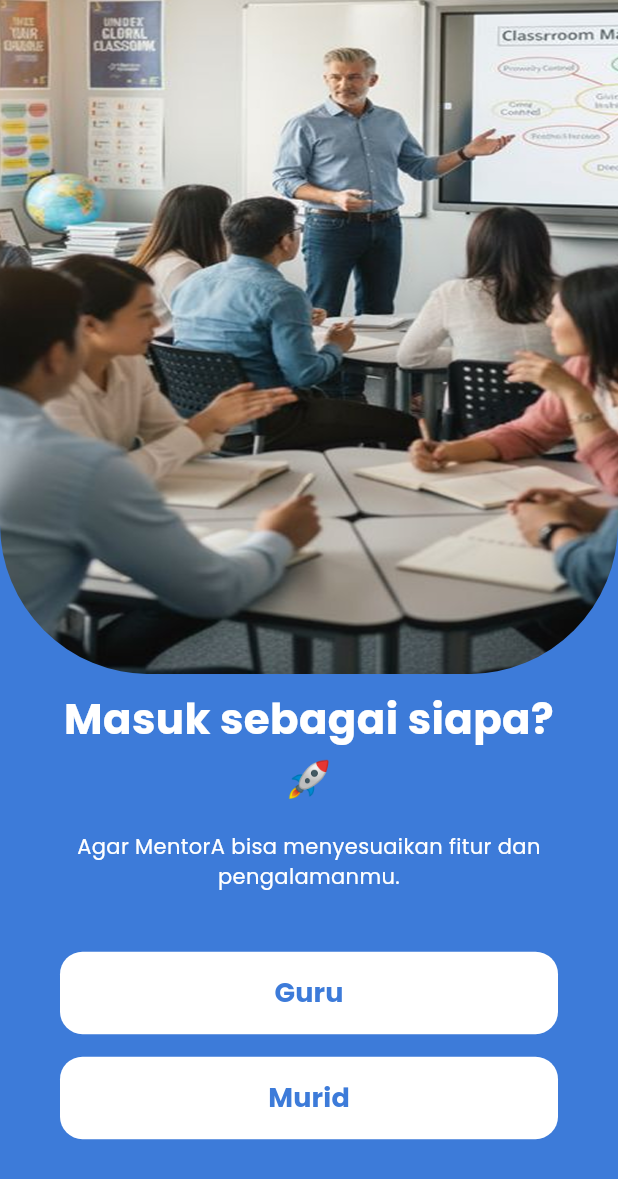
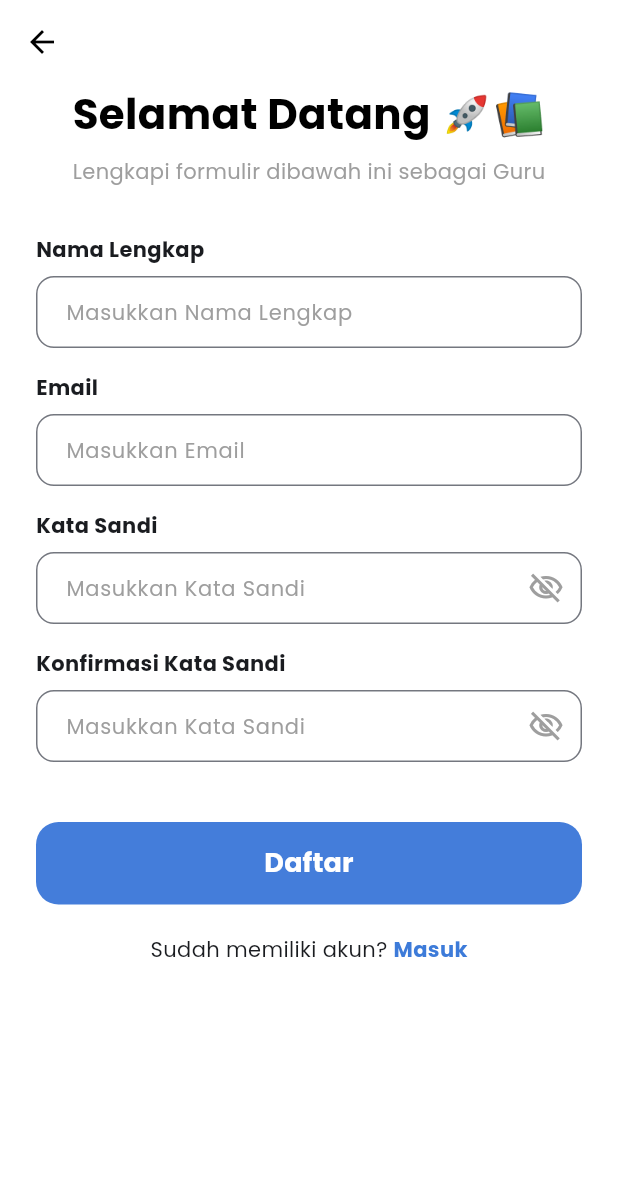
Before and after one commit to restuzaki/MentorA, a Flutter app: the ChoiceScreen screen opened directly, after a tap on "Guru", on a phone screen of 412 x 824 dp. Shown: the top 1179 px of the screen. Run offline on Flutter 3.47's test engine with Material 3 defaults, Android fonts, the phone set to English and light mode, and no system bars; our stand-ins replace shared_preferences, video_player; accounts and stored records are empty.

Commit message:
add page login and register

```diff
--- a/lib/screen/choice_screen.dart
+++ b/lib/screen/choice_screen.dart
@@ -1,4 +1,5 @@
 import 'package:flutter/material.dart';
+import 'package:mentor_a/screen/register_screen.dart';
 import 'package:mentor_a/style/custom_color.dart';
 import 'package:mentor_a/widget/custom_button.dart';
 
@@ -57,7 +58,13 @@ class ChoiceScreen extends StatelessWidget {
                   CustomChoiceButton(
                     text: "Guru",
                     onPressed: () {
-                      print("Login sebagai Guru");
+                      Navigator.push(
+                        context,
+                        MaterialPageRoute(
+                          builder: (context) =>
+                              const RegisterScreen(role: "Guru"),
+                        ),
+                      );
                     },
                   ),
 
@@ -66,7 +73,13 @@ class ChoiceScreen extends StatelessWidget {
                   CustomChoiceButton(
                     text: "Murid",
                     onPressed: () {
-                      print("Login sebagai Murid");
+                      Navigator.push(
+                        context,
+                        MaterialPageRoute(
+                          builder: (context) =>
+                              const RegisterScreen(role: "Murid"),
+                        ),
+                      );
                     },
                   ),
                   const Spacer(flex: 1),
--- /dev/null
+++ b/lib/screen/register_screen.dart
@@ -0,0 +1,209 @@
+import 'package:flutter/material.dart';
+import 'package:mentor_a/screen/login_screen.dart';
+import 'package:mentor_a/style/custom_color.dart';
+import 'package:mentor_a/widget/custom_button.dart';
+
+class RegisterScreen extends StatefulWidget {
+  final String role;
+
+  const RegisterScreen({super.key, required this.role});
+
+  @override
+  State<RegisterScreen> createState() => _RegisterScreenState();
+}
+
+class _RegisterScreenState extends State<RegisterScreen> {
+  // --- CONTROLLER DITARUH DI SINI AGAR TEKS TIDAK HILANG ---
+  final TextEditingController _nameController = TextEditingController();
+  final TextEditingController _emailController = TextEditingController();
+  final TextEditingController _passwordController = TextEditingController();
+  final TextEditingController _confirmPasswordController =
+      TextEditingController();
+
+  bool _obscurePassword = true;
+  bool _obscureConfirmPassword = true;
+
+  @override
+  void dispose() {
+    _nameController.dispose();
+    _emailController.dispose();
+    _passwordController.dispose();
+    _confirmPasswordController.dispose();
+    super.dispose();
+  }
+
+  @override
+  Widget build(BuildContext context) {
+    return Scaffold(
+      backgroundColor: Colors.white,
+      appBar: AppBar(
+        backgroundColor: Colors.white,
+        elevation: 0,
+        scrolledUnderElevation: 0,
+        surfaceTintColor: Colors.transparent,
+        leading: IconButton(
+          icon: const Icon(Icons.arrow_back, color: Colors.black),
+          onPressed: () => Navigator.pop(context),
+        ),
+      ),
+      body: SingleChildScrollView(
+        padding: const EdgeInsets.symmetric(horizontal: 24),
+        child: Column(
+          crossAxisAlignment: CrossAxisAlignment.start,
+          children: [
+            // Header
+            Center(
+              child: Column(
+                children: [
+                  const Text(
+                    "Selamat Datang 🚀📚",
+                    style: TextStyle(
+                      fontSize: 28,
+                      fontWeight: FontWeight.bold,
+                      color: Colors.black,
+                    ),
+                  ),
+                  const SizedBox(height: 8),
+                  Text(
+                    "Lengkapi formulir dibawah ini sebagai ${widget.role}",
+                    style: const TextStyle(fontSize: 14, color: Colors.grey),
+                  ),
+                ],
+              ),
+            ),
+            const SizedBox(height: 32),
+
+            // Form Fields
+            _buildLabel("Nama Lengkap"),
+            _buildTextField(_nameController, "Masukkan Nama Lengkap"),
+
+            const SizedBox(height: 16),
+            _buildLabel("Email"),
+            _buildTextField(
+              _emailController,
+              "Masukkan Email",
+              keyboardType: TextInputType.emailAddress,
+            ),
+
+            const SizedBox(height: 16),
+            _buildLabel("Kata Sandi"),
+            _buildPasswordField(
+              _passwordController,
+              "Masukkan Kata Sandi",
+              _obscurePassword,
+              () => setState(() => _obscurePassword = !_obscurePassword),
+            ),
+
+            const SizedBox(height: 16),
+            _buildLabel("Konfirmasi Kata Sandi"),
+            _buildPasswordField(
+              _confirmPasswordController,
+              "Masukkan Kata Sandi",
+              _obscureConfirmPassword,
+              () => setState(
+                () => _obscureConfirmPassword = !_obscureConfirmPassword,
+              ),
+            ),
+
+            const SizedBox(height: 40),
+
+            CustomChoiceButton(
+              text: "Daftar",
+              backgroundColor: const Color(0xFF447DDA),
+              textColor: Colors.white,
+              onPressed: () {
+                // print("Mendaftar sebagai ${widget.role}");
+                // print("Nama: ${_nameController.text}");
+              },
+            ),
+
+            const SizedBox(height: 20),
+
+            Center(
+              child: Row(
+                mainAxisAlignment: MainAxisAlignment.center,
+                children: [
+                  const Text("Sudah memiliki akun? "),
+                  GestureDetector(
+                    onTap: () {
+                      Navigator.push(
+                        context,
+                        MaterialPageRoute(builder: (context) => LoginScreen()),
+                      );
+                    },
+                    child: const Text(
+                      "Masuk",
+                      style: TextStyle(
+                        color: CustomColor.primaryColor,
+                        fontWeight: FontWeight.bold,
+                      ),
+                    ),
+                  ),
+                ],
+              ),
+            ),
+            const SizedBox(height: 20),
+          ],
+        ),
+      ),
+    );
+  }
+
+  Widget _buildLabel(String text) {
+    return Padding(
+      padding: const EdgeInsets.only(bottom: 8),
+      child: Text(
+        text,
+        style: const TextStyle(fontWeight: FontWeight.w600, fontSize: 14),
+      ),
+    );
+  }
+
+  Widget _buildTextField(
+    TextEditingController controller,
+    String hint, {
+    TextInputType? keyboardType,
+  }) {
+    return TextFormField(
+      controller: controller,
+      keyboardType: keyboardType,
+      decoration: InputDecoration(
+        hintText: hint,
+        hintStyle: const TextStyle(color: Colors.grey, fontSize: 14),
+        border: OutlineInputBorder(borderRadius: BorderRadius.circular(12)),
+        contentPadding: const EdgeInsets.symmetric(
+          horizontal: 16,
+          vertical: 12,
+        ),
+      ),
+    );
+  }
+
+  Widget _buildPasswordField(
+    TextEditingController controller,
+    String hint,
+    bool obscure,
+    VoidCallback toggle,
+  ) {
+    return TextFormField(
+      controller: controller,
+      obscureText: obscure,
+      decoration: InputDecoration(
+        hintText: hint,
+        hintStyle: const TextStyle(color: Colors.grey, fontSize: 14),
+        border: OutlineInputBorder(borderRadius: BorderRadius.circular(12)),
+        contentPadding: const EdgeInsets.symmetric(
+          horizontal: 16,
+          vertical: 12,
+        ),
+        suffixIcon: IconButton(
+          icon: Icon(
+            obscure ? Icons.visibility_off_outlined : Icons.visibility_outlined,
+            color: Colors.grey,
+          ),
+          onPressed: toggle,
+        ),
+      ),
+    );
+  }
+}
```
Also changed, not shown: lib/screen/login_screen.dart (added, +195 -0 lines).
